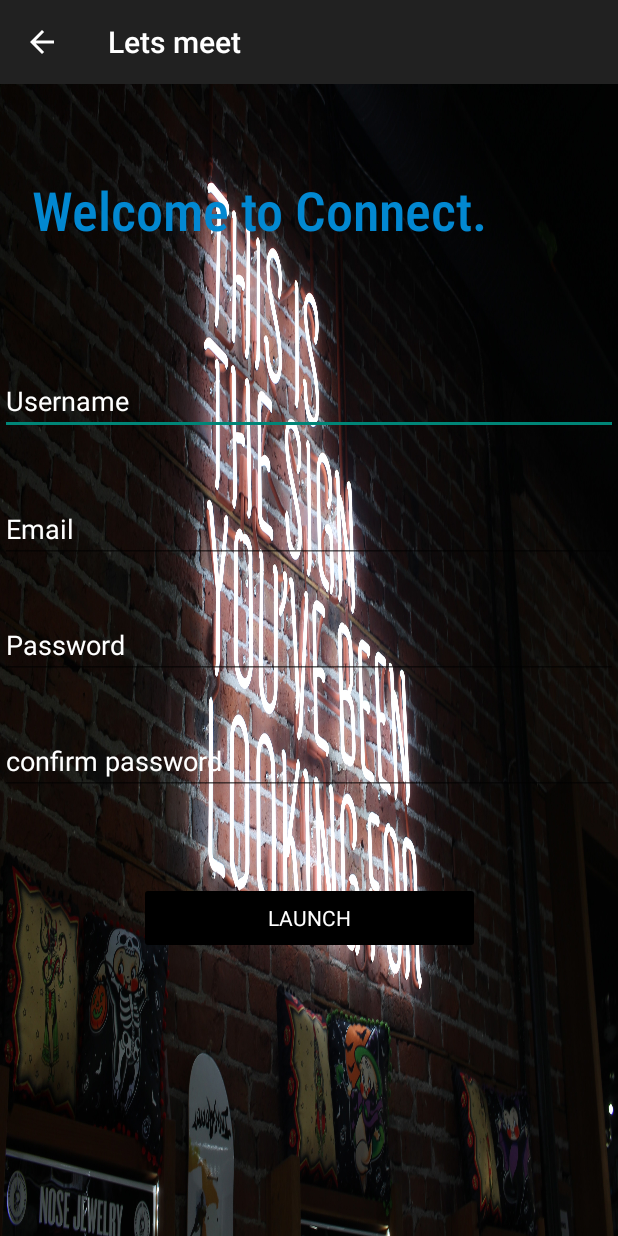
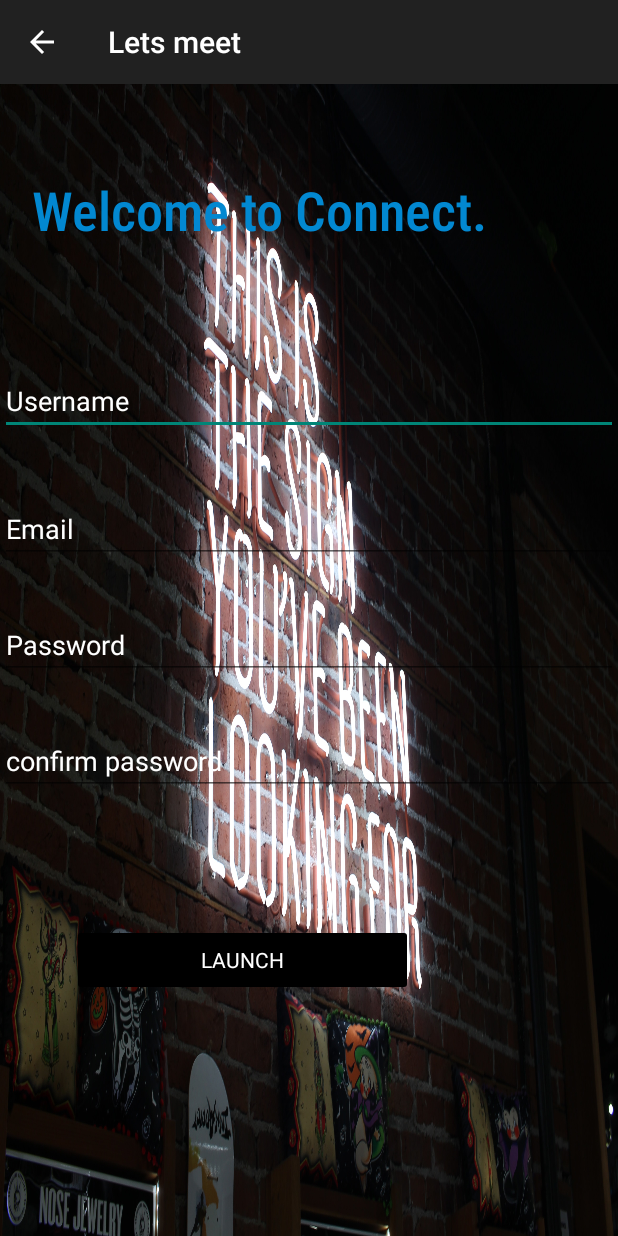
Before and after one commit to kenjoel/Letsmeet, an Android app: the SignupActivity screen opened directly, with no data from a screen before it, on a phone screen of 412 x 824 dp. Run offline under Robolectric (Android 15) with nearby library versions, the phone set to English and light mode, and no system bars; our stand-ins replace ButterKnife; Roboto replaces fonts that are not available here.

```diff
--- a/app/src/main/res/layout/signup.xml
+++ b/app/src/main/res/layout/signup.xml
@@ -26,15 +26,17 @@
         android:id="@+id/launch"
         android:layout_width="227dp"
         android:layout_height="48dp"
-        android:layout_marginBottom="188dp"
+        android:layout_marginTop="69dp"
+        android:layout_marginBottom="144dp"
         android:backgroundTint="@android:color/background_dark"
         android:fontFamily="@font/alfa_slab_one"
         android:text="Launch"
         android:textColor="@android:color/background_light"
         app:layout_constraintBottom_toBottomOf="parent"
         app:layout_constraintEnd_toEndOf="parent"
-        app:layout_constraintHorizontal_bias="0.501"
-        app:layout_constraintStart_toStartOf="parent" />
+        app:layout_constraintHorizontal_bias="0.26"
+        app:layout_constraintStart_toStartOf="parent"
+        app:layout_constraintTop_toBottomOf="@+id/confirm" />
 
     <EditText
         android:id="@+id/name"
```
Also changed, not shown: app/src/main/AndroidManifest.xml (+18 -0 lines).
